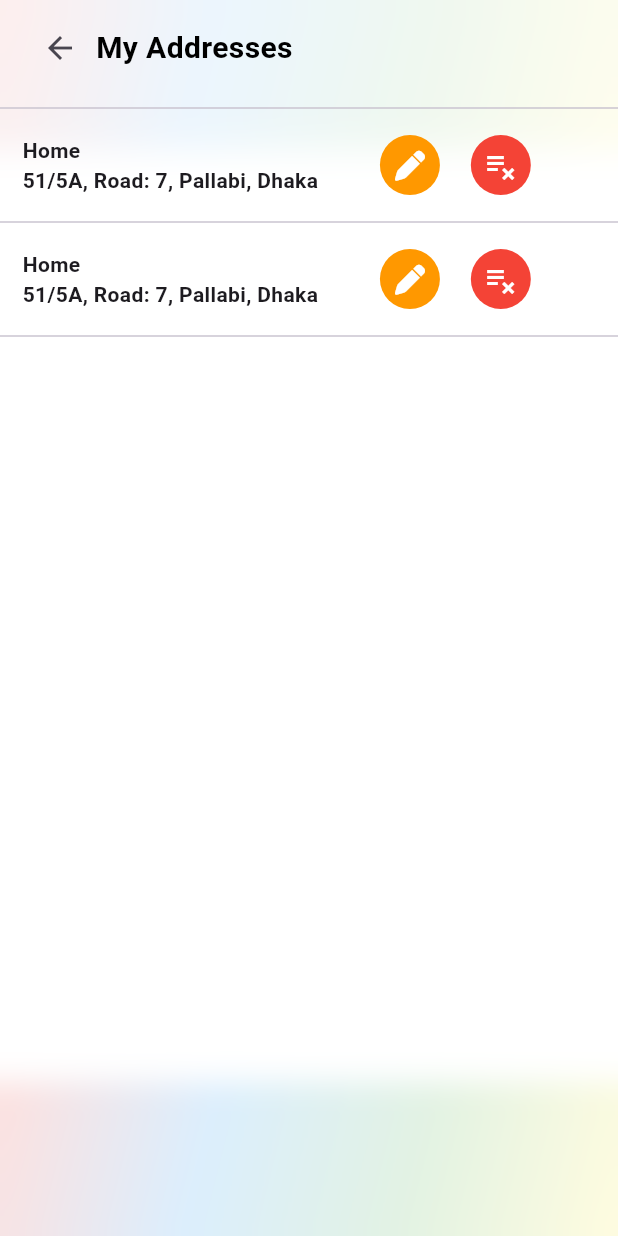
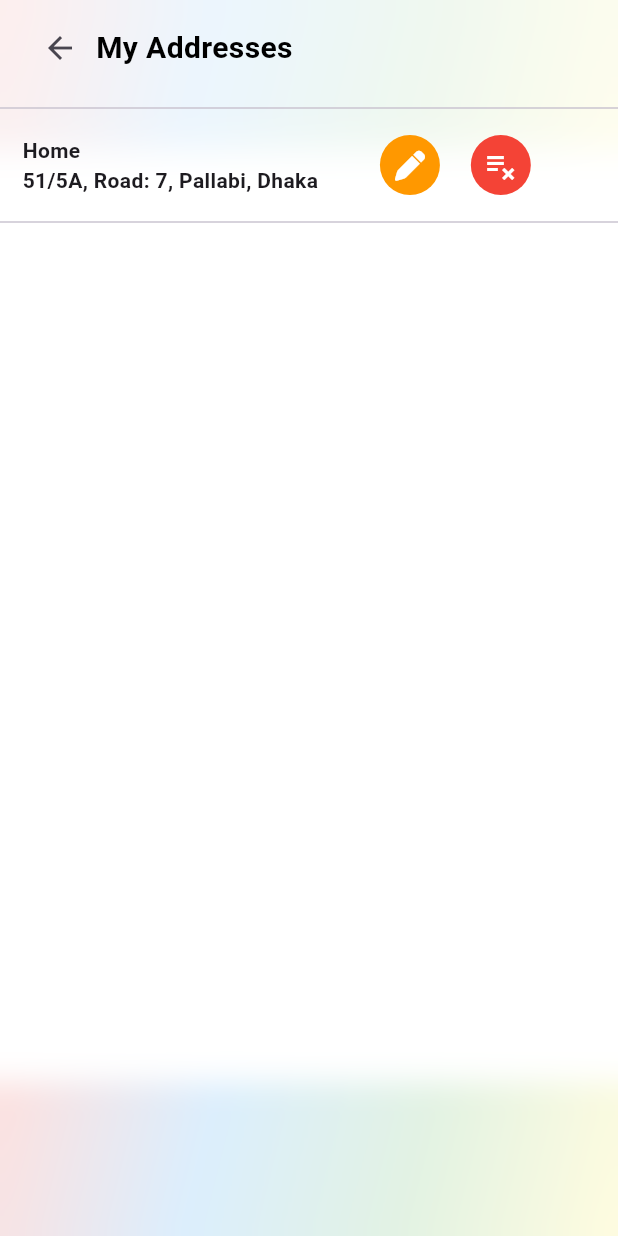
Before and after one commit to engbasel/Grocery-Market-App, a Flutter app: the AddressesViewBoady screen opened directly, after a tap on the "playlist remove" icon, on a phone screen of 412 x 824 dp. Run offline on Flutter 3.47's test engine with Material 3 defaults, Android fonts, the phone set to English and light mode, and no system bars; our stand-ins replace animated_bottom_navigation_bar, flutter_svg, font_awesome_flutter.

Commit message:
add remove item Method

```diff
--- a/lib/Features/Addresses/widgets/AddressesViewBoady.dart
+++ b/lib/Features/Addresses/widgets/AddressesViewBoady.dart
@@ -1,10 +1,78 @@
+// import 'package:flutter/material.dart';
+// import 'package:grocerymarket/Core/widgets/customBackground.dart';
+// import 'package:grocerymarket/Features/Addresses/widgets/CustomAddressItem.dart';
+// import 'package:grocerymarket/Features/Home/Widgets/CustomAppBar.dart';
+
+// class AddressesViewBoady extends StatelessWidget {
+//   const AddressesViewBoady({super.key});
+
+//   @override
+//   Widget build(BuildContext context) {
+//     return GradientBackgroundScaffold(
+//       children: [
+//         CustomAppBar(
+//           title: 'My Addresses',
+//           onTap: () {},
+//           leadingIcon: Icons.arrow_back,
+//           leadingFunction: () {
+//             Navigator.pop(context);
+//           },
+//         ),
+//         const Divider(),
+//         Padding(
+//           padding: const EdgeInsets.symmetric(horizontal: 15, vertical: 10),
+//           child: CustomAddressItem(
+//             onDeleteTap: () {},
+//             onEditTap: () {},
+//             addressText: '51/5A, Road: 7, Pallabi, Dhaka',
+//             homeText: 'Home',
+//           ),
+//         ),
+//         const Divider(),
+//         Padding(
+//           padding: const EdgeInsets.symmetric(horizontal: 15, vertical: 10),
+//           child: CustomAddressItem(
+//             onDeleteTap: () {},
+//             onEditTap: () {},
+//             addressText: '51/5A, Road: 7, Pallabi, Dhaka',
+//             homeText: 'Home',
+//           ),
+//         ),
+//         const Divider(),
+//       ],
+//     );
+//   }
+// }
+
 import 'package:flutter/material.dart';
-import 'package:font_awesome_flutter/font_awesome_flutter.dart';
 import 'package:grocerymarket/Core/widgets/customBackground.dart';
+import 'package:grocerymarket/Features/Addresses/widgets/CustomAddressItem.dart';
 import 'package:grocerymarket/Features/Home/Widgets/CustomAppBar.dart';
 
-class AddressesViewBoady extends StatelessWidget {
+class AddressesViewBoady extends StatefulWidget {
   const AddressesViewBoady({super.key});
+
+  @override
+  _AddressesViewBoadyState createState() => _AddressesViewBoadyState();
+}
+
+class _AddressesViewBoadyState extends State<AddressesViewBoady> {
+  List<Map<String, String>> addresses = [
+    {
+      'homeText': 'Home',
+      'addressText': '51/5A, Road: 7, Pallabi, Dhaka',
+    },
+    {
+      'homeText': 'Home',
+      'addressText': '51/5A, Road: 7, Pallabi, Dhaka',
+    },
+  ];
+
+  void _deleteAddress(int index) {
+    setState(() {
+      addresses.removeAt(index);
+    });
+  }
 
   @override
   Widget build(BuildContext context) {
@@ -19,98 +87,26 @@ class AddressesViewBoady extends StatelessWidget {
           },
         ),
         const Divider(),
+        ...addresses.asMap().entries.map((entry) {
+          int index = entry.key;
+          Map<String, String> address = entry.value;
+          return Column(
+            children: [
               Padding(
-          padding: const EdgeInsets.symmetric(horizontal: 15, vertical: 10),
+                padding:
+                    const EdgeInsets.symmetric(horizontal: 15, vertical: 10),
                 child: CustomAddressItem(
-            onDeleteTap: () {},
+                  onDeleteTap: () => _deleteAddress(index),
                   onEditTap: () {},
-            addressText: '51/5A, Road: 7, Pallabi, Dhaka',
-            homeText: 'Home',
-          ),
-        ),
-        const Divider(),
-        Padding(
-          padding: const EdgeInsets.symmetric(horizontal: 15, vertical: 10),
-          child: CustomAddressItem(
-            onDeleteTap: () {},
-            onEditTap: () {},
-            addressText: '51/5A, Road: 7, Pallabi, Dhaka',
-            homeText: 'Home',
+                  addressText: address['addressText']!,
+                  homeText: address['homeText']!,
                 ),
               ),
               const Divider(),
             ],
           );
-  }
-}
-
-class CustomAddressItem extends StatelessWidget {
-  final String homeText;
-  final String addressText;
-  final VoidCallback? onEditTap;
-  final VoidCallback? onDeleteTap;
-
-  const CustomAddressItem({
-    super.key,
-    required this.homeText,
-    required this.addressText,
-    this.onEditTap,
-    this.onDeleteTap,
-  });
-
-  @override
-  Widget build(BuildContext context) {
-    var width = MediaQuery.of(context).size.width;
-    var height = MediaQuery.of(context).size.height;
-
-    return Row(
-      mainAxisAlignment:
-          MainAxisAlignment.start, // Align items at the start of the row
-      children: [
-        Column(
-          mainAxisAlignment: MainAxisAlignment.start,
-          crossAxisAlignment: CrossAxisAlignment.start,
-          children: [
-            Text(
-              homeText,
-              style: const TextStyle(
-                  fontWeight: FontWeight
-                      .bold), // Added style to emphasize required fields
-            ),
-            Text(
-              addressText,
-              style: const TextStyle(
-                  fontWeight: FontWeight
-                      .bold), // Added style to emphasize required fields
-            ),
-          ],
-        ),
-        SizedBox(width: width * 0.1),
-        GestureDetector(
-          onTap: onEditTap,
-          child: const CircleAvatar(
-            backgroundColor: Colors.orange,
-            child: Icon(
-              FontAwesomeIcons.pen,
-              size: 20, // sSpecify the FontAwesomeIcons icon you want
-              color: Colors.white,
-            ),
-          ),
-        ),
-        SizedBox(width: width * 0.05), // Add spacing between avatars
-        GestureDetector(
-          onTap: onDeleteTap,
-          child: const CircleAvatar(
-            backgroundColor: Colors.red,
-            child: Icon(
-              Icons
-                  .playlist_remove, // Specify the FontAwesomeIcons icon you want
-              color: Colors.white,
-            ),
-          ),
-        ),
+        }),
       ],
     );
   }
 }
-//  pin
--- /dev/null
+++ b/lib/Features/Addresses/widgets/CustomAddressItem.dart
@@ -0,0 +1,73 @@
+import 'package:flutter/material.dart';
+import 'package:font_awesome_flutter/font_awesome_flutter.dart';
+
+class CustomAddressItem extends StatelessWidget {
+  final String homeText;
+  final String addressText;
+  final VoidCallback? onEditTap;
+  final VoidCallback? onDeleteTap;
+
+  const CustomAddressItem({
+    super.key,
+    required this.homeText,
+    required this.addressText,
+    this.onEditTap,
+    this.onDeleteTap,
+  });
+
+  @override
+  Widget build(BuildContext context) {
+    var width = MediaQuery.of(context).size.width;
+    var height = MediaQuery.of(context).size.height;
+
+    return Row(
+      mainAxisAlignment:
+          MainAxisAlignment.start, // Align items at the start of the row
+      children: [
+        Column(
+          mainAxisAlignment: MainAxisAlignment.start,
+          crossAxisAlignment: CrossAxisAlignment.start,
+          children: [
+            Text(
+              homeText,
+              style: const TextStyle(
+                  fontWeight: FontWeight
+                      .bold), // Added style to emphasize required fields
+            ),
+            Text(
+              addressText,
+              style: const TextStyle(
+                  fontWeight: FontWeight
+                      .bold), // Added style to emphasize required fields
+            ),
+          ],
+        ),
+        SizedBox(width: width * 0.1),
+        GestureDetector(
+          onTap: onEditTap,
+          child: const CircleAvatar(
+            backgroundColor: Colors.orange,
+            child: Icon(
+              FontAwesomeIcons.pen,
+              size: 20, // sSpecify the FontAwesomeIcons icon you want
+              color: Colors.white,
+            ),
+          ),
+        ),
+        SizedBox(width: width * 0.05), // Add spacing between avatars
+        GestureDetector(
+          onTap: onDeleteTap,
+          child: const CircleAvatar(
+            backgroundColor: Colors.red,
+            child: Icon(
+              Icons
+                  .playlist_remove, // Specify the FontAwesomeIcons icon you want
+              color: Colors.white,
+            ),
+          ),
+        ),
+      ],
+    );
+  }
+}
+//  pin
```
Lines whose indentation alone changed are shown as unchanged.
